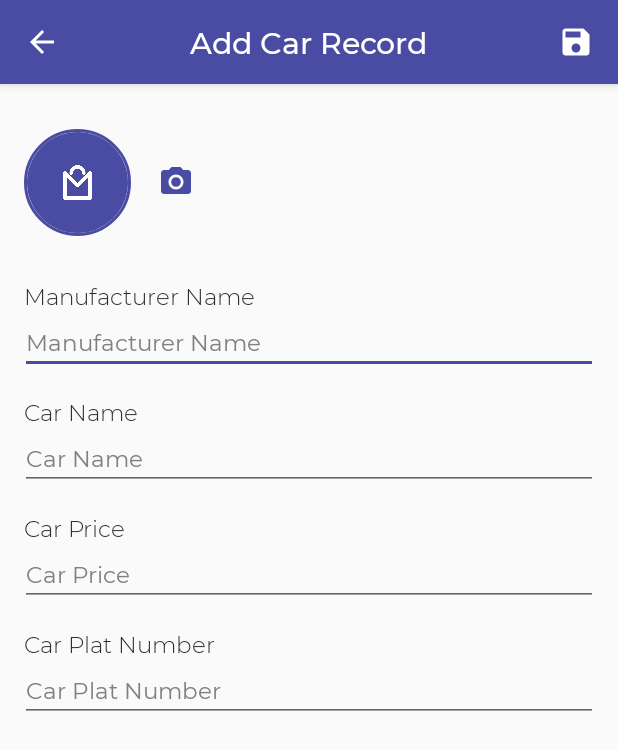
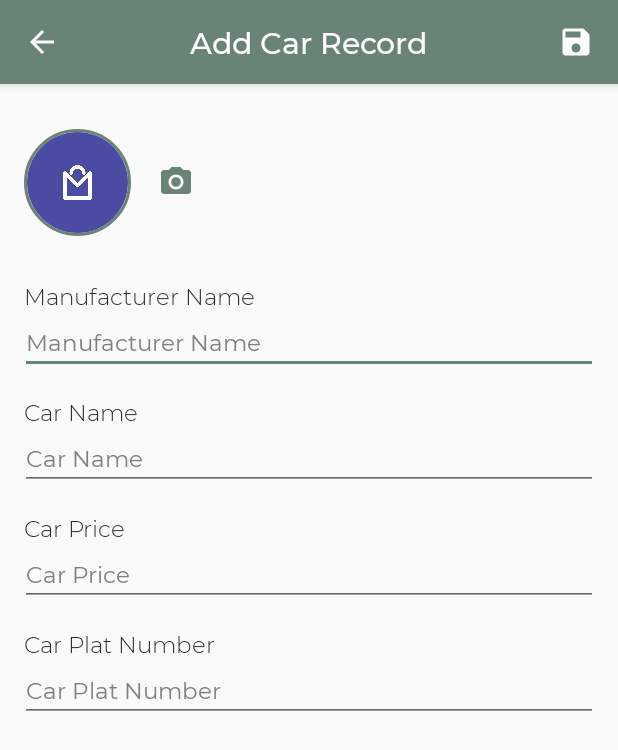
Before and after one commit to mmuhamadamirzaidi/ElkenCarAppTest, an Android app: the screen it shows after launch (AddCarDetailActivity), on a phone screen of 412 x 824 dp. Shown: the top 750 px of the screen. Run offline under Robolectric (Android 15) with nearby library versions, the phone set to English and light mode, and no system bars; our stand-ins replace CircleImageView; libraries missing offline, so code that uses them is left out: com.theartofdev.edmodo.

Commit message:
Change Color Values

```diff
--- a/app/src/main/res/drawable/ic_photo_camera_primary_24dp.xml
+++ b/app/src/main/res/drawable/ic_photo_camera_primary_24dp.xml
@@ -1,4 +1,4 @@
-<vector android:height="24dp" android:tint="#494ca2"
+<vector android:height="24dp" android:tint="#698474"
     android:viewportHeight="24.0" android:viewportWidth="24.0"
     android:width="24dp" xmlns:android="http://schemas.android.com/apk/res/android">
     <path android:fillColor="#FF000000" android:pathData="M12,12m-3.2,0a3.2,3.2 0,1 1,6.4 0a3.2,3.2 0,1 1,-6.4 0"/>
--- a/app/src/main/res/values/colors.xml
+++ b/app/src/main/res/values/colors.xml
@@ -1,9 +1,9 @@
 <?xml version="1.0" encoding="utf-8"?>
 <resources>
     //Main
-    <color name="colorPrimary">#494ca2</color>
-    <color name="colorPrimaryDark">#494ca2</color>
-    <color name="colorAccent">#494ca2</color>
+    <color name="colorPrimary">#698474</color>
+    <color name="colorPrimaryDark">#698474</color>
+    <color name="colorAccent">#698474</color>
 
     <color name="colorThird">#c6cbef</color>
     <color name="colorForth">#e3e7f1</color>
@@ -20,13 +20,6 @@
     <color name="textColorPrimary">#4b4b4c</color>
     <color name="textColorAccent">#808080</color>
 
-    //Order Status
-    <color name="delivered">#0b8457</color>
-    <color name="shipped">#ec9b3b</color>
-    <color name="cancelled">#db3951</color>
-
-    <color name="yellow">#eac100</color>
-
     //Others
     <color name="white">#ffffff</color>
 </resources>
```
